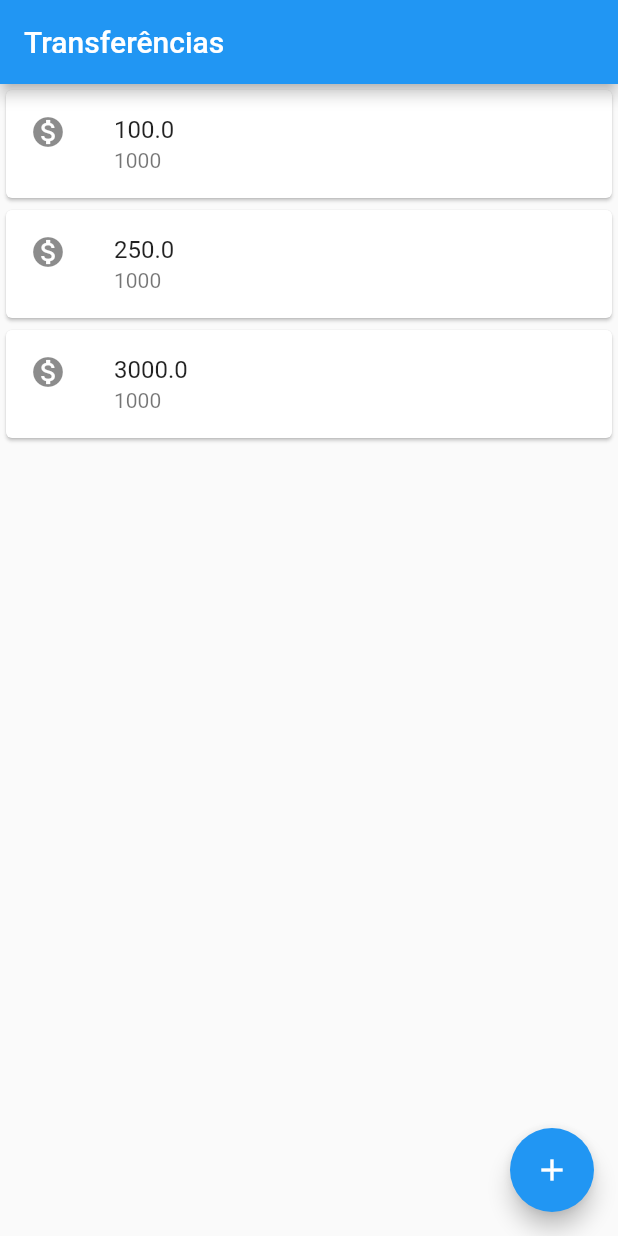
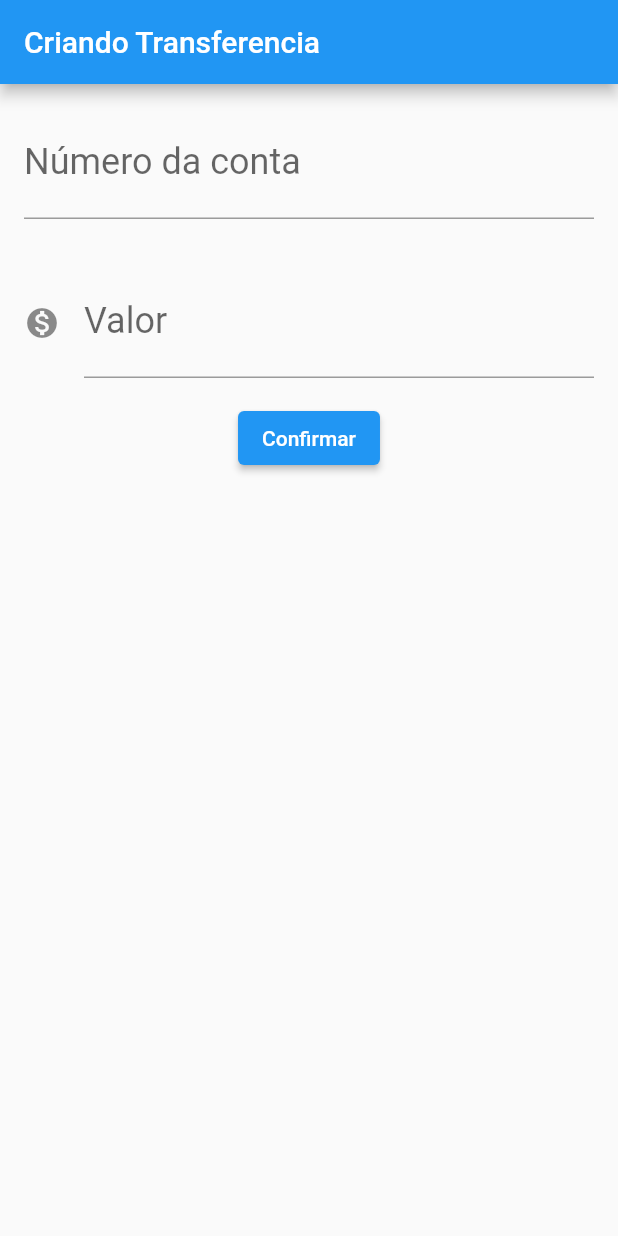
Before and after one commit to fernando2dias/curso_flutter, a Flutter app: the screen it shows after launch, on a phone screen of 412 x 824 dp. Run offline on Flutter 3.47's test engine with Material 2 defaults, Android fonts, the phone set to English and light mode, and no system bars.

Commit message:
Aula03 - Criação da widget de formulario de transferencia.

```diff
--- a/lib/main.dart
+++ b/lib/main.dart
@@ -1,26 +1,95 @@
 import 'package:flutter/material.dart';
 
-void main() => runApp(
-  MaterialApp(
+void main() => runApp(BytebankApp());
+
+class BytebankApp extends StatelessWidget {
+  const BytebankApp({Key key}) : super(key: key);
+
+  @override
+  Widget build(BuildContext context) {
+    return MaterialApp(
       home: Scaffold(
-      body: ListaTransferencias(),
-      appBar: AppBar(title: Text('Transferências'),),
-      floatingActionButton: FloatingActionButton(
-        child: Icon(Icons.add),
+        body: FormularioTransferencia(),
+      ),
+    );
+  }
+}
+
+
+class FormularioTransferencia extends StatelessWidget {
+
+  final TextEditingController _controladorCampoNumeroConta = TextEditingController();
+  final TextEditingController _controladorCampoValor = TextEditingController();
+
+  @override
+  Widget build(BuildContext context) {
+    return Scaffold(
+        appBar: AppBar(title: Text('Criando Transferencia')),
+        body: Column(
+          children: [
+            Padding(
+              padding: const EdgeInsets.all(16.0),
+              child: TextField(
+                controller: _controladorCampoNumeroConta,
+                style: TextStyle(
+                    fontSize: 24.0
+                ),
+                decoration: InputDecoration(
+                  labelText: 'Número da conta',
+                  hintText: '0000',
+                ),
+                keyboardType: TextInputType.number,
               ),
             ),
-  )
+            Padding(
+              padding: const EdgeInsets.all(16.0),
+              child: TextField(
+                controller: _controladorCampoValor,
+                style: TextStyle(
+                    fontSize: 24.0
+                ),
+                decoration: InputDecoration(
+                  labelText: 'Valor',
+                  hintText: '0.00',
+                  icon: Icon(Icons.monetization_on),
+                ),
+                keyboardType: TextInputType.number,
+              ),
+            ),
+            ElevatedButton(
+              child: Text('Confirmar'),
+              onPressed: () {
+                debugPrint('clicou nesta merda _criaTransferencia(context)');
+                final int numeroConta = int.tryParse(_controladorCampoNumeroConta.text);
+                final double valor = double.tryParse(_controladorCampoValor.text);
+                if(numeroConta != null && valor != null){
+                  final transferenciaCriada = Transferencia(valor, numeroConta);
+                  debugPrint('$transferenciaCriada');
+                }
+              },
+            ),
+          ],
+        ),
     );
+  }
+}
+
 
 class ListaTransferencias extends StatelessWidget{
   @override
   Widget build(BuildContext context) {
-    return Column(
+    return Scaffold(
+        appBar: AppBar(title: Text('Transferências'),),
+      body: Column(
         children: [
           ItemTransferencia(Transferencia(100.00, 1000)),
           ItemTransferencia(Transferencia(250.00, 1000)),
           ItemTransferencia(Transferencia(3000.00, 1000)),
         ],
+      ),
+      floatingActionButton: FloatingActionButton(
+        child: Icon(Icons.add),
+      ),
     );
   }
 }
@@ -30,7 +99,6 @@ class ItemTransferencia extends StatelessWidget{
 
   final Transferencia _transferencia;
   ItemTransferencia(this._transferencia);
-
 
 
   @override
@@ -51,5 +119,8 @@ class Transferencia {
   final int numeroConta;
   Transferencia(this.valor, this.numeroConta);
 
-
+  @override
+  String toString() {
+    return 'Transferencia{valor: $valor, numeroConta: $numeroConta}';
   }
+}
```
Lines whose indentation alone changed are shown as unchanged.
